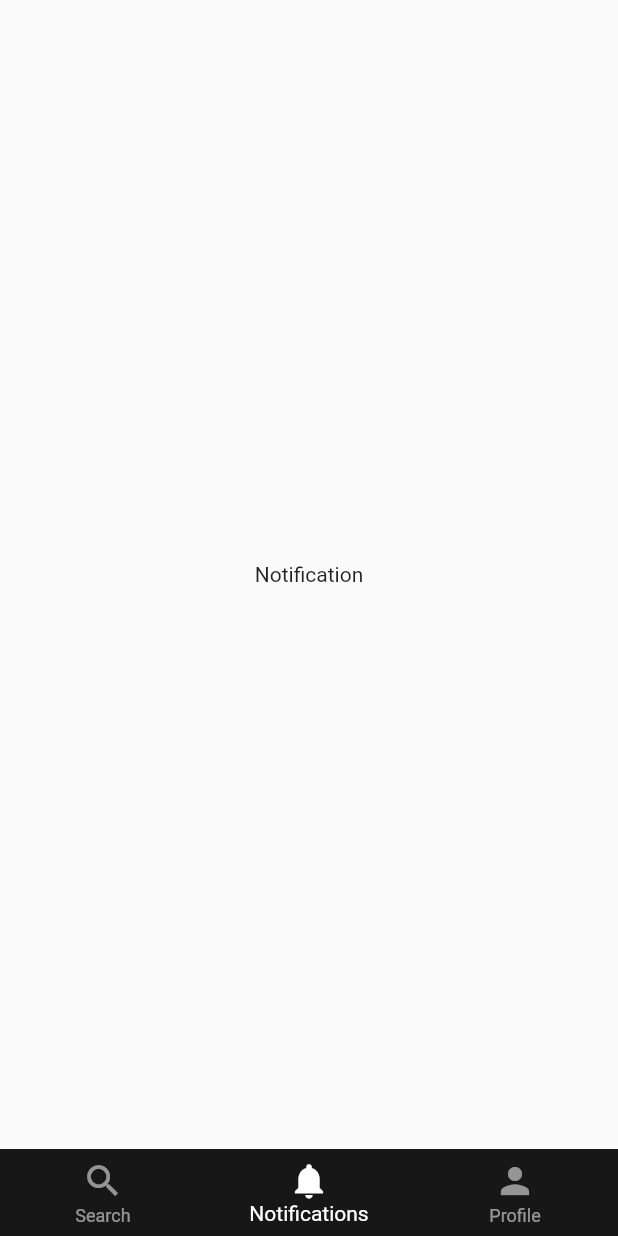
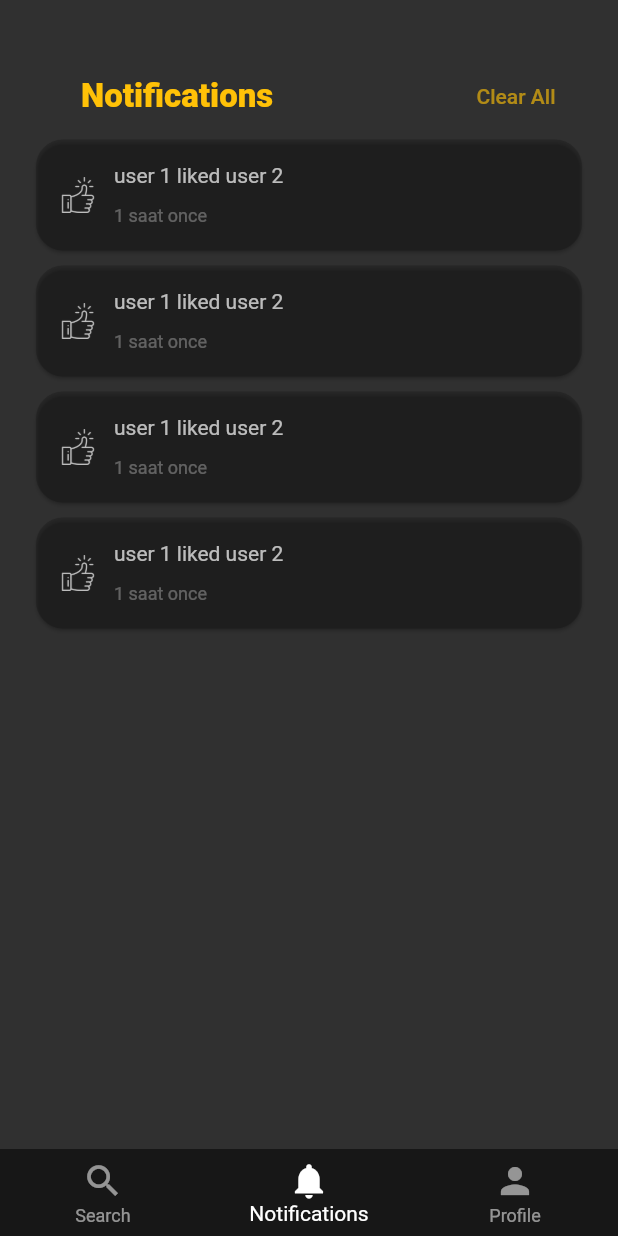
Before and after one commit to oguzhan2142/nasil-bilirdiniz, a Flutter app: the Home screen opened by its route, item 2 of the bottom bar chosen, on a phone screen of 412 x 824 dp. Run offline on Flutter 3.47's test engine with Material 2 defaults, Android fonts, the phone set to English and light mode, and no system bars; drawn by our look-alikes of flutter_slidable; our stand-ins replace expandable, firebase_auth, firebase_core, firebase_database, firebase_storage, fluttertoast and 1 more; accounts and stored records are empty.

Commit message:
netification item created

```diff
--- a/lib/Home.dart
+++ b/lib/Home.dart
@@ -2,6 +2,7 @@ import 'package:flutter/material.dart';
 import 'package:kpss_tercih/profile_page/person_profile.dart';
 import 'firebase/database.dart' as db;
 import 'search_page/search_page.dart';
+import 'notification_page/notification.dart';
 
 class Home extends StatefulWidget {
   @override
@@ -45,9 +46,11 @@ class _HomeState extends State<Home> {
     if (_selectedIndex == 0)
       return Search();
     else if (_selectedIndex == 1)
-      return Center(child: Text('Notification'));
-    else if (_selectedIndex == 2) return PersonProfle();
-    return null;
+      return NotificationPage();
+    else if (_selectedIndex == 2)
+      return PersonProfle();
+    else
+      return null;
   }
 
   void _onItemTapped(int value) {
--- /dev/null
+++ b/lib/notification_page/notification.dart
@@ -0,0 +1,70 @@
+import 'package:flutter/material.dart';
+import 'package:kpss_tercih/notification_page/notification_item.dart';
+
+class NotificationPage extends StatefulWidget {
+  @override
+  _NotificationPageState createState() => _NotificationPageState();
+}
+
+class _NotificationPageState extends State<NotificationPage> {
+  List<Widget> notificationWidgetsList = List();
+
+  @override
+  void initState() {
+    super.initState();
+
+    notificationWidgetsList.addAll([
+      NotificationItem(),
+      NotificationItem(),
+      NotificationItem(),
+      NotificationItem(),
+    ]);
+  }
+
+  @override
+  Widget build(BuildContext context) {
+    return Container(
+      padding: EdgeInsets.symmetric(horizontal: 24),
+      color: Colors.grey[850],
+      child: Column(
+        children: [
+          SizedBox(height: 40),
+          Row(
+            mainAxisAlignment: MainAxisAlignment.spaceBetween,
+            children: [
+              Container(
+                margin: EdgeInsets.only(left: 30),
+                child: Text(
+                  'Notifications',
+                  style: TextStyle(
+                    color: Colors.amber,
+                    fontSize: 22,
+                    fontWeight: FontWeight.w900,
+                  ),
+                ),
+              ),
+              ButtonTheme(
+                highlightColor: Colors.white,
+                hoverColor: Colors.white,
+                focusColor: Colors.white,
+                splashColor: Colors.white,
+                disabledColor: Colors.white,
+                child: FlatButton(
+                    onPressed: () {},
+                    child: Text(
+                      'Clear All',
+                      style: TextStyle(color: Colors.amber.withAlpha(160)),
+                    )),
+              )
+            ],
+          ),
+          Expanded(
+            child: ListView(
+              children: notificationWidgetsList,
+            ),
+          )
+        ],
+      ),
+    );
+  }
+}
--- /dev/null
+++ b/lib/notification_page/notification_item.dart
@@ -0,0 +1,87 @@
+import 'package:flutter/material.dart';
+import 'package:flutter_slidable/flutter_slidable.dart';
+
+enum NotificationType { like, followed, post }
+
+class NotificationItem extends StatelessWidget {
+  final NotificationType type;
+
+  NotificationItem({Key key, this.type}) : super(key: key);
+
+  Image createIcon(NotificationType type) {
+    Image image;
+    if (type == NotificationType.like)
+      image = Image.asset('res/like.png');
+    else if (type == NotificationType.post)
+      image = Image.asset('res/new_post.png');
+
+    return image;
+  }
+
+  @override
+  Widget build(BuildContext context) {
+    return Slidable.builder(
+      child: Card(
+        margin: EdgeInsets.symmetric(vertical: 5),
+        color: Colors.black.withAlpha(40),
+        shape: RoundedRectangleBorder(
+          borderRadius: BorderRadius.circular(18),
+        ),
+        child: Padding(
+          padding: const EdgeInsets.all(16.0),
+          child: Row(
+            crossAxisAlignment: CrossAxisAlignment.center,
+            children: [
+              Image.asset(
+                'res/like.png',
+                width: 24,
+                color: Colors.white70,
+              ),
+              SizedBox(width: 12),
+              Column(
+                crossAxisAlignment: CrossAxisAlignment.start,
+                children: [
+                  Text(
+                    'user 1 liked user 2',
+                    style: TextStyle(
+                      color: Colors.white70,
+                    ),
+                  ),
+                  SizedBox(height: 12),
+                  Text('1 saat once',
+                      style: TextStyle(
+                        color: Colors.white30,
+                        fontSize: 12,
+                      )),
+                ],
+              ),
+            ],
+          ),
+        ),
+      ),
+      actionPane: SlidableBehindActionPane(),
+      actionExtentRatio: 0.25,
+      secondaryActionDelegate: SlideActionBuilderDelegate(
+          actionCount: 1,
+          builder: (context, index, animation, step) {
+            return RawMaterialButton(
+              onPressed: () {},
+              elevation: step == SlidableRenderingMode.slide
+                  ? 10 * animation.value
+                  : 10,
+              fillColor: step == SlidableRenderingMode.slide
+                  ? Colors.red.withOpacity(animation.value)
+                  : Colors.red,
+              child: Icon(
+                Icons.delete,
+                size: step == SlidableRenderingMode.slide
+                    ? 20 * animation.value
+                    : 20,
+              ),
+              padding: EdgeInsets.all(15.0),
+              shape: CircleBorder(),
+            );
+          }),
+    );
+  }
+}
--- a/lib/profile_page/person_profile.dart
+++ b/lib/profile_page/person_profile.dart
@@ -65,6 +65,7 @@ class _PersonProfleState extends State<PersonProfle> {
     });
 
     getDownloadLink().then((value) {
+      if (this.mounted)
         setState(() {
           if (value != null)
             _profileImageWidget =
--- a/lib/search_page/search_page.dart
+++ b/lib/search_page/search_page.dart
@@ -1,9 +1,7 @@
 import 'package:firebase_auth/firebase_auth.dart';
 import 'package:flutter/material.dart';
 import 'package:kpss_tercih/firebase/database.dart';
-import 'package:kpss_tercih/profile_page/deauth_profile.dart';
 import 'package:kpss_tercih/firebase/firestore.dart';
-import 'package:kpss_tercih/profile_page/person_profile.dart';
 import 'package:kpss_tercih/search_page/search_tile_item.dart';
 
 class Search extends StatefulWidget {
```
Also changed, not shown: res/like.png (added), res/new_post.png (added). Lines whose indentation alone changed are shown as unchanged.
